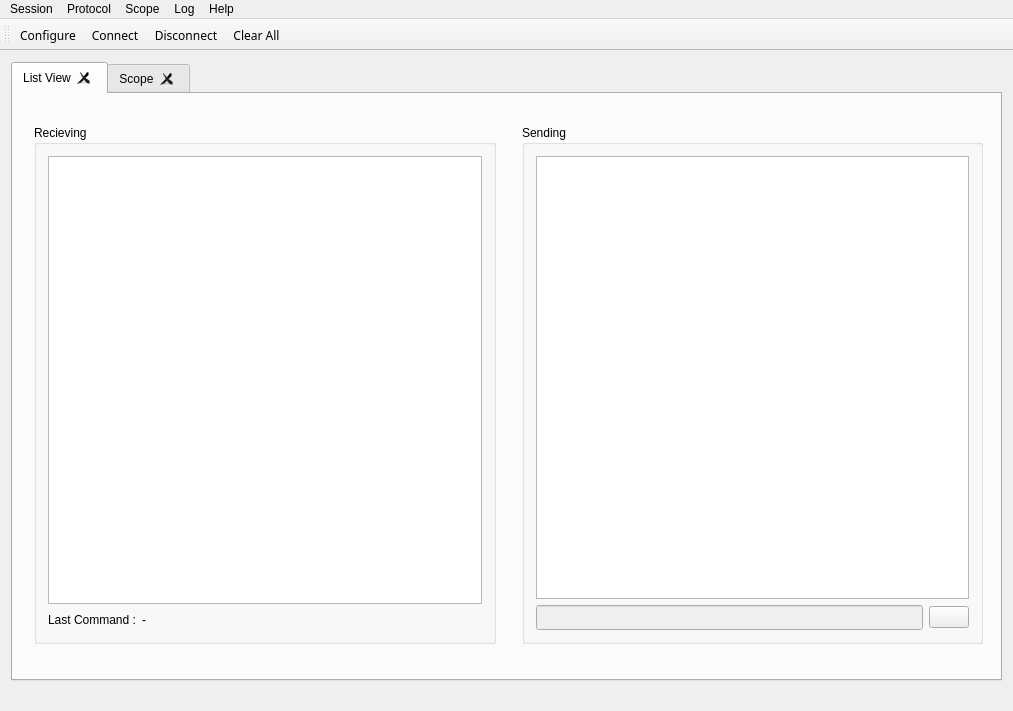
schwemmdx/rs232-tool, file mainwindow.ui: the form before one commit.
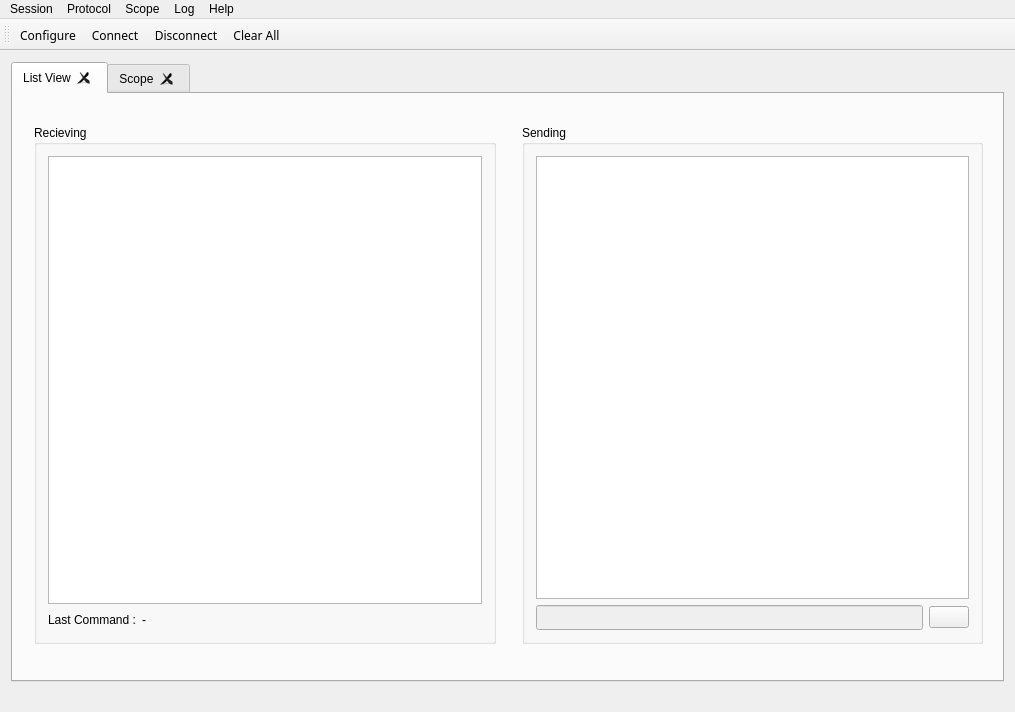
The form after the commit. The open tabs and pages were chosen to show the change. Icons and pictures are not drawn.

What changed in the file:
```diff
--- a/mainwindow.ui
+++ b/mainwindow.ui
@@ -6,8 +6,8 @@
    <rect>
     <x>0</x>
     <y>0</y>
-    <width>1013</width>
-    <height>711</height>
+    <width>1015</width>
+    <height>712</height>
    </rect>
   </property>
   <property name="windowTitle">
@@ -324,8 +324,8 @@
     <rect>
      <x>0</x>
      <y>0</y>
-     <width>1013</width>
-     <height>22</height>
+     <width>1015</width>
+     <height>26</height>
     </rect>
    </property>
    <widget class="QMenu" name="menuCalls">
```
Left out of the diff: 8 changed lines with no effect on the pictures.
